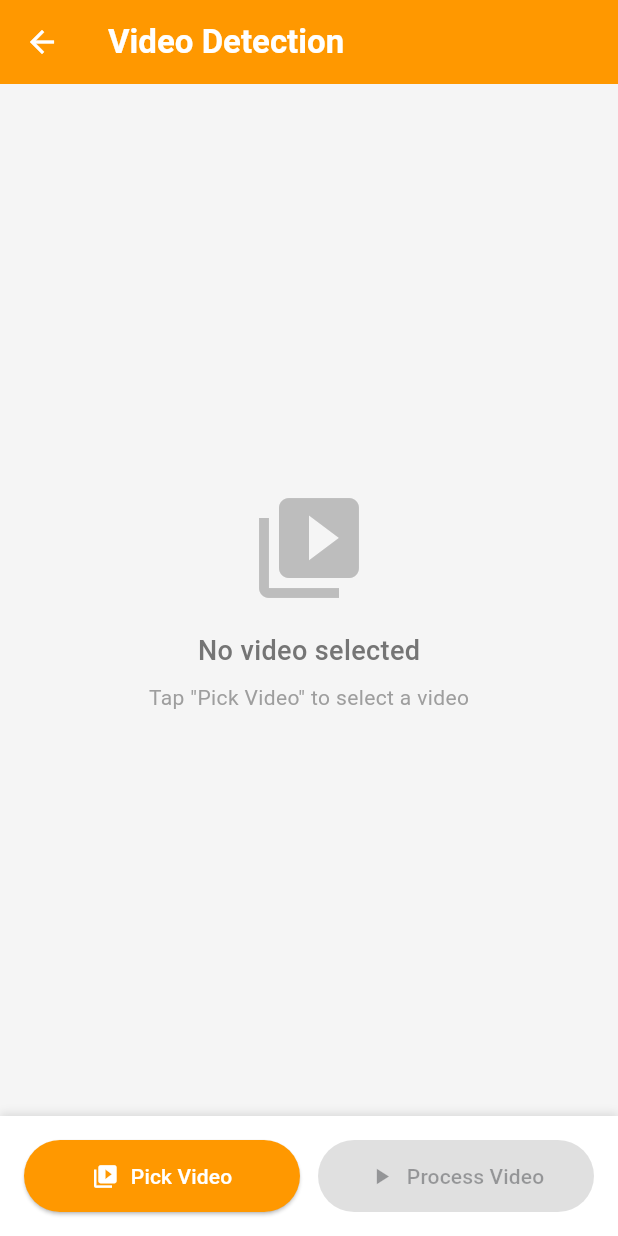
After one commit to Juliartwn/corly-fluter, a Flutter app: the screen it shows after launch, after a tap on "Video Detection", on a phone screen of 412 x 824 dp. The commit adds this screen. Run offline on Flutter 3.47's test engine with Material 3 defaults, Android fonts, the light colour scheme and no system bars; our stand-ins replace image_picker, video_player; missing offline and left inert: tflite_flutter.

Commit message:
feat: Add VideoDetectionScreen and implement video selection and processing functionality

```diff
--- a/lib/presentation/screens/home_screen.dart
+++ b/lib/presentation/screens/home_screen.dart
@@ -2,6 +2,7 @@ import 'package:flutter/material.dart';
 import 'package:provider/provider.dart';
 import '../../providers/detection_provider.dart';
 import 'image_detection_screen.dart';
+import 'video_detection_screen.dart';
 
 class HomeScreen extends StatefulWidget {
   const HomeScreen({super.key});
@@ -133,9 +134,14 @@ class _HomeScreenState extends State<HomeScreen> {
                     title: 'Video Detection',
                     subtitle: 'Upload video bawah air',
                     color: Colors.orange,
-                    enabled: false, // Coming soon
+                    enabled: provider.isInitialized && !provider.isLoading,
                     onTap: () {
-                      _showComingSoon(context, 'Video Detection');
+                      Navigator.push(
+                        context,
+                        MaterialPageRoute(
+                          builder: (context) => const VideoDetectionScreen(),
+                        ),
+                      );
                     },
                   ),
                   const SizedBox(height: 16),
--- /dev/null
+++ b/lib/presentation/screens/video_detection_screen.dart
@@ -0,0 +1,462 @@
+import 'dart:io';
+import 'package:flutter/material.dart';
+import 'package:image_picker/image_picker.dart';
+import 'package:provider/provider.dart';
+import 'package:video_player/video_player.dart';
+import '../../providers/detection_provider.dart';
+
+class VideoDetectionScreen extends StatefulWidget {
+  const VideoDetectionScreen({super.key});
+
+  @override
+  State<VideoDetectionScreen> createState() => _VideoDetectionScreenState();
+}
+
+class _VideoDetectionScreenState extends State<VideoDetectionScreen> {
+  File? _videoFile;
+  VideoPlayerController? _videoController;
+  bool _isProcessing = false;
+  bool _isVideoInitialized = false;
+  int _totalFramesProcessed = 0;
+  int _totalDetections = 0;
+  String _processingStatus = '';
+
+  @override
+  void dispose() {
+    _videoController?.dispose();
+    super.dispose();
+  }
+
+  Future<void> _pickVideo() async {
+    try {
+      final picker = ImagePicker();
+      final video = await picker.pickVideo(source: ImageSource.gallery);
+
+      if (video != null) {
+        setState(() {
+          _videoFile = File(video.path);
+          _isVideoInitialized = false;
+          _totalFramesProcessed = 0;
+          _totalDetections = 0;
+          _processingStatus = '';
+        });
+
+        // Initialize video player
+        _videoController?.dispose();
+        _videoController = VideoPlayerController.file(_videoFile!);
+
+        await _videoController!.initialize();
+
+        setState(() {
+          _isVideoInitialized = true;
+        });
+
+        if (mounted) {
+          ScaffoldMessenger.of(context).showSnackBar(
+            const SnackBar(
+              content: Text(
+                'Video loaded. Tap "Process Video" to start detection',
+              ),
+              backgroundColor: Colors.green,
+            ),
+          );
+        }
+      }
+    } catch (e) {
+      if (mounted) {
+        ScaffoldMessenger.of(context).showSnackBar(
+          SnackBar(
+            content: Text('Error loading video: $e'),
+            backgroundColor: Colors.red,
+          ),
+        );
+      }
+    }
+  }
+
+  Future<void> _processVideo() async {
+    if (_videoController == null || !_isVideoInitialized) {
+      ScaffoldMessenger.of(context).showSnackBar(
+        const SnackBar(
+          content: Text('Please select a video first'),
+          backgroundColor: Colors.orange,
+        ),
+      );
+      return;
+    }
+
+    setState(() {
+      _isProcessing = true;
+      _totalFramesProcessed = 0;
+      _totalDetections = 0;
+      _processingStatus = 'Initializing...';
+    });
+
+    try {
+      final duration = _videoController!.value.duration;
+      final durationInSeconds = duration.inSeconds;
+
+      // Process 1 frame per second
+      final totalFrames = durationInSeconds;
+
+      for (int i = 0; i < totalFrames; i++) {
+        if (!_isProcessing) break; // User cancelled
+
+        setState(() {
+          _processingStatus = 'Processing frame ${i + 1}/$totalFrames...';
+        });
+
+        // Seek to specific position
+        await _videoController!.seekTo(Duration(seconds: i));
+        await Future.delayed(
+          const Duration(milliseconds: 200),
+        ); // Wait for frame
+
+        // Capture current frame
+        // Note: This is a simplified version. In production, you'd need
+        // a proper frame extraction mechanism or use a plugin
+
+        setState(() {
+          _totalFramesProcessed = i + 1;
+        });
+      }
+
+      setState(() {
+        _isProcessing = false;
+        _processingStatus = 'Processing complete!';
+      });
+
+      if (mounted) {
+        ScaffoldMessenger.of(context).showSnackBar(
+          SnackBar(
+            content: Text(
+              'Processed $_totalFramesProcessed frames with $_totalDetections detections',
+            ),
+            backgroundColor: Colors.green,
+          ),
+        );
+      }
+    } catch (e) {
+      setState(() {
+        _isProcessing = false;
+        _processingStatus = 'Error: $e';
+      });
+
+      if (mounted) {
+        ScaffoldMessenger.of(context).showSnackBar(
+          SnackBar(
+            content: Text('Error processing video: $e'),
+            backgroundColor: Colors.red,
+          ),
+        );
+      }
+    }
+  }
+
+  void _stopProcessing() {
+    setState(() {
+      _isProcessing = false;
+      _processingStatus = 'Processing stopped by user';
+    });
+  }
+
+  void _reset() {
+    _videoController?.dispose();
+    _videoController = null;
+
+    setState(() {
+      _videoFile = null;
+      _isVideoInitialized = false;
+      _isProcessing = false;
+      _totalFramesProcessed = 0;
+      _totalDetections = 0;
+      _processingStatus = '';
+    });
+  }
+
+  @override
+  Widget build(BuildContext context) {
+    return Scaffold(
+      appBar: AppBar(
+        title: const Text(
+          'Video Detection',
+          style: TextStyle(fontWeight: FontWeight.bold),
+        ),
+        backgroundColor: Colors.orange,
+        foregroundColor: Colors.white,
+        actions: [
+          if (_videoFile != null)
+            IconButton(
+              icon: const Icon(Icons.refresh),
+              onPressed: _isProcessing ? null : _reset,
+              tooltip: 'Reset',
+            ),
+        ],
+      ),
+      body: Consumer<DetectionProvider>(
+        builder: (context, provider, child) {
+          return Column(
+            children: [
+              // Video Preview Section
+              Expanded(
+                child: Container(
+                  color: Colors.grey.shade100,
+                  child: Center(child: _buildVideoPreview()),
+                ),
+              ),
+
+              // Statistics Section
+              if (_totalFramesProcessed > 0)
+                Container(
+                  padding: const EdgeInsets.all(16),
+                  decoration: BoxDecoration(
+                    color: Colors.white,
+                    boxShadow: [
+                      BoxShadow(
+                        color: Colors.black.withOpacity(0.1),
+                        blurRadius: 4,
+                        offset: const Offset(0, -2),
+                      ),
+                    ],
+                  ),
+                  child: Row(
+                    mainAxisAlignment: MainAxisAlignment.spaceAround,
+                    children: [
+                      _buildStatItem(
+                        'Frames',
+                        _totalFramesProcessed.toString(),
+                        Icons.video_library,
+                        Colors.blue,
+                      ),
+                      _buildStatItem(
+                        'Detections',
+                        _totalDetections.toString(),
+                        Icons.search,
+                        Colors.green,
+                      ),
+                      _buildStatItem(
+                        'Avg/Frame',
+                        _totalFramesProcessed > 0
+                            ? (_totalDetections / _totalFramesProcessed)
+                                  .toStringAsFixed(1)
+                            : '0',
+                        Icons.analytics,
+                        Colors.orange,
+                      ),
+                    ],
+                  ),
+                ),
+
+              // Status & Control Buttons
+              Container(
+                padding: const EdgeInsets.all(16),
+                decoration: BoxDecoration(
+                  color: Colors.white,
+                  boxShadow: [
+                    BoxShadow(
+                      color: Colors.black.withOpacity(0.1),
+                      blurRadius: 4,
+                      offset: const Offset(0, -2),
+                    ),
+                  ],
+                ),
+                child: Column(
+                  mainAxisSize: MainAxisSize.min,
+                  children: [
+                    // Status Text
+                    if (_processingStatus.isNotEmpty)
+                      Padding(
+                        padding: const EdgeInsets.only(bottom: 12),
+                        child: Row(
+                          children: [
+                            if (_isProcessing)
+                              const SizedBox(
+                                width: 16,
+                                height: 16,
+                                child: CircularProgressIndicator(
+                                  strokeWidth: 2,
+                                ),
+                              ),
+                            if (_isProcessing) const SizedBox(width: 12),
+                            Expanded(
+                              child: Text(
+                                _processingStatus,
+                                style: TextStyle(
+                                  color: Colors.grey.shade700,
+                                  fontSize: 14,
+                                ),
+                              ),
+                            ),
+                          ],
+                        ),
+                      ),
+
+                    // Control Buttons
+                    Row(
+                      children: [
+                        // Pick Video Button
+                        Expanded(
+                          child: ElevatedButton.icon(
+                            onPressed: _isProcessing ? null : _pickVideo,
+                            style: ElevatedButton.styleFrom(
+                              backgroundColor: Colors.orange,
+                              foregroundColor: Colors.white,
+                              padding: const EdgeInsets.symmetric(vertical: 14),
+                              disabledBackgroundColor: Colors.grey.shade300,
+                            ),
+                            icon: const Icon(Icons.video_library),
+                            label: const Text('Pick Video'),
+                          ),
+                        ),
+                        const SizedBox(width: 12),
+
+                        // Process/Stop Button
+                        Expanded(
+                          child: ElevatedButton.icon(
+                            onPressed: _videoFile == null
+                                ? null
+                                : _isProcessing
+                                ? _stopProcessing
+                                : _processVideo,
+                            style: ElevatedButton.styleFrom(
+                              backgroundColor: _isProcessing
+                                  ? Colors.red
+                                  : Colors.green,
+                              foregroundColor: Colors.white,
+                              padding: const EdgeInsets.symmetric(vertical: 14),
+                              disabledBackgroundColor: Colors.grey.shade300,
+                            ),
+                            icon: Icon(
+                              _isProcessing ? Icons.stop : Icons.play_arrow,
+                            ),
+                            label: Text(
+                              _isProcessing ? 'Stop' : 'Process Video',
+                            ),
+                          ),
+                        ),
+                      ],
+                    ),
+                  ],
+                ),
+              ),
+            ],
+          );
+        },
+      ),
+    );
+  }
+
+  Widget _buildVideoPreview() {
+    if (_videoFile == null) {
+      return Column(
+        mainAxisAlignment: MainAxisAlignment.center,
+        children: [
+          Icon(Icons.video_library, size: 80, color: Colors.grey.shade400),
+          const SizedBox(height: 16),
+          Text(
+            'No video selected',
+            style: TextStyle(
+              fontSize: 18,
+              color: Colors.grey.shade600,
+              fontWeight: FontWeight.w500,
+            ),
+          ),
+          const SizedBox(height: 8),
+          Text(
+            'Tap "Pick Video" to select a video',
+            style: TextStyle(fontSize: 14, color: Colors.grey.shade500),
+          ),
+        ],
+      );
+    }
+
+    if (!_isVideoInitialized) {
+      return const Column(
+        mainAxisAlignment: MainAxisAlignment.center,
+        children: [
+          CircularProgressIndicator(),
+          SizedBox(height: 16),
+          Text('Loading video...'),
+        ],
+      );
+    }
+
+    return AspectRatio(
+      aspectRatio: _videoController!.value.aspectRatio,
+      child: Stack(
+        children: [
+          VideoPlayer(_videoController!),
+
+          // Playback controls
+          Positioned(
+            bottom: 0,
+            left: 0,
+            right: 0,
+            child: Container(
+              color: Colors.black.withOpacity(0.5),
+              padding: const EdgeInsets.symmetric(horizontal: 8, vertical: 4),
+              child: Row(
+                children: [
+                  IconButton(
+                    icon: Icon(
+                      _videoController!.value.isPlaying
+                          ? Icons.pause
+                          : Icons.play_arrow,
+                      color: Colors.white,
+                    ),
+                    onPressed: () {
+                      setState(() {
+                        if (_videoController!.value.isPlaying) {
+                          _videoController!.pause();
+                        } else {
+                          _videoController!.play();
+                        }
+                      });
+                    },
+                  ),
+                  Expanded(
+                    child: VideoProgressIndicator(
+                      _videoController!,
+                      allowScrubbing: true,
+                      colors: const VideoProgressColors(
+                        playedColor: Colors.orange,
+                        backgroundColor: Colors.white38,
+                      ),
+                    ),
+                  ),
+                ],
+              ),
+            ),
+          ),
+        ],
+      ),
+    );
+  }
+
+  Widget _buildStatItem(
+    String label,
+    String value,
+    IconData icon,
+    Color color,
+  ) {
+    return Column(
+      mainAxisSize: MainAxisSize.min,
+      children: [
+        Icon(icon, color: color, size: 28),
+        const SizedBox(height: 4),
+        Text(
+          value,
+          style: TextStyle(
+            fontSize: 20,
+            fontWeight: FontWeight.bold,
+            color: Colors.grey.shade800,
+          ),
+        ),
+        Text(
+          label,
+          style: TextStyle(fontSize: 12, color: Colors.grey.shade600),
+        ),
+      ],
+    );
+  }
+}
```
